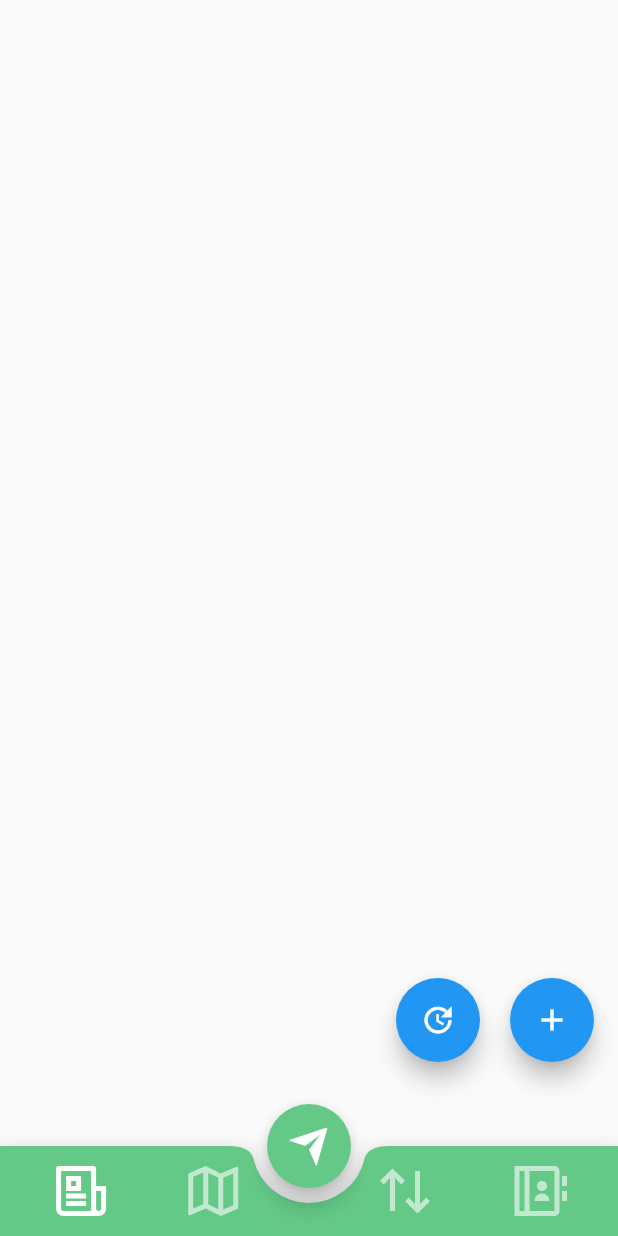
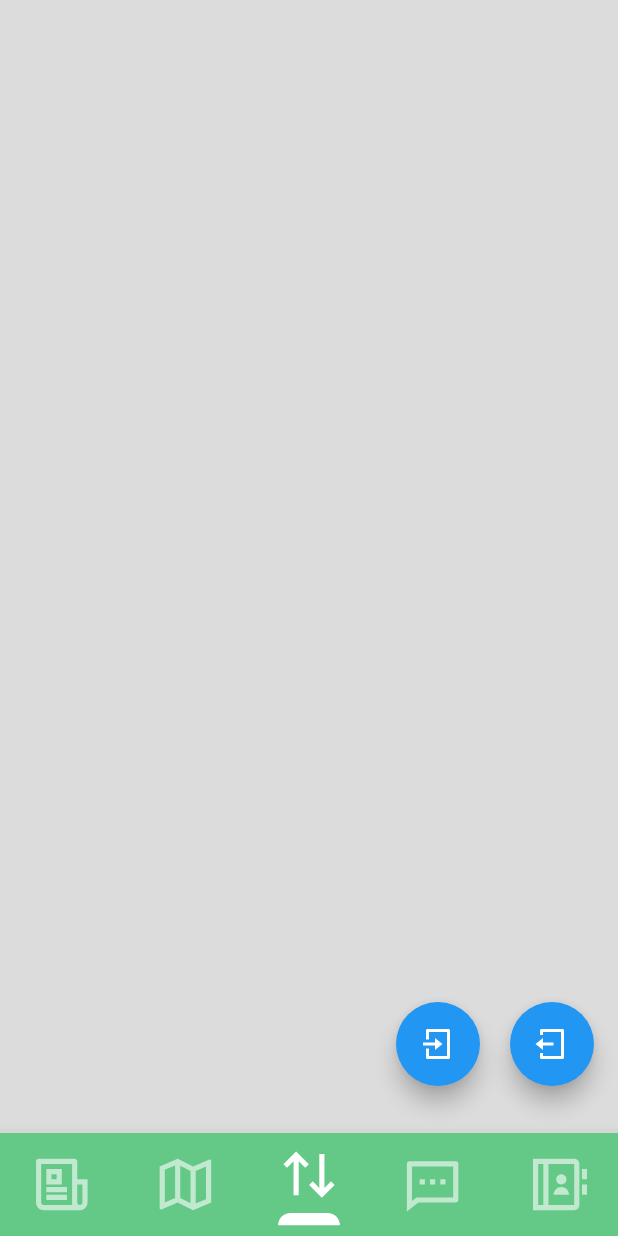
Before and after one commit to aersune/came, a Flutter app: the HomePage screen opened directly, on a phone screen of 412 x 824 dp. Run offline on Flutter 3.47's test engine with Material 2 defaults, Android fonts, the phone set to English and light mode, and no system bars; our stand-ins replace cloud_firestore, firebase_auth, firebase_core, firebase_database, remixicon; accounts and stored records are empty.

Commit message:
first commit

```diff
--- a/lib/home_page.dart
+++ b/lib/home_page.dart
@@ -1,6 +1,6 @@
 import 'package:came/methods/provider.dart';
 import 'package:came/pages/about_comp_page.dart';
-import 'package:came/pages/came_page.dart';
+import 'package:came/pages/attendance_screen.dart';
 import 'package:came/pages/chats_page.dart';
 import 'package:came/pages/maps_page.dart';
 import 'package:came/pages/poster_page.dart';
@@ -25,12 +25,12 @@ class _HomePageState extends State<HomePage> {
   final List<Widget> _pages = [
     PosterPage(),
     MapsPage(),
+    AttendanceScreen(),
     ChatsPage(),
-    CamePage(),
     AboutComp(),
   ];
 
-  int currentTab = 0;
+  int currentTab = 2;
 
   final PageStorageBucket bucket = PageStorageBucket();
 
@@ -38,9 +38,9 @@ class _HomePageState extends State<HomePage> {
   var currentUser = FirebaseAuth.instance.currentUser;
   String? currentUserId = FirebaseAuth.instance.currentUser?.uid;
 
-  String  formattedDate = DateFormat('M_d_y').format(DateTime.now());
+  String formattedDate = DateFormat('M_d_y').format(DateTime.now());
 
-  var iconHeight = 40;
+  double iconHeight = 40.0;
   var bottomAppbarHeight = 60;
   var isActive = false;
 
@@ -50,12 +50,11 @@ class _HomePageState extends State<HomePage> {
     initVariables();
   }
 
-  Future initVariables() async{
-    Provider.of<CameProvider>(context, listen: false).ref = await FirebaseDatabase.instance.ref("users/$currentUserId/$formattedDate");
+  Future initVariables() async {
+    Provider.of<CameProvider>(context, listen: false).ref =
+        await FirebaseDatabase.instance
+            .ref("users/$currentUserId/$formattedDate");
   }
-
-
-
 
   @override
   Widget build(BuildContext context) {
@@ -64,76 +63,26 @@ class _HomePageState extends State<HomePage> {
     return Scaffold(
       extendBody: true,
       body: PageStorage(bucket: bucket, child: _pages[currentTab]),
-      floatingActionButton: Row(
-        mainAxisSize: MainAxisSize.min,
-        mainAxisAlignment: MainAxisAlignment.center,
-        children: [
-          AnimatedContainer(
-            duration: Duration(milliseconds: 400),
-            margin: EdgeInsets.only(bottom: isActive ? 20 : 0),
-            width: isActive ? size.width * 0.6 : 0,
-            child: TextField(
-              controller: _messageController,
-              obscureText: false,
-              cursorColor: Colors.white,
-              style: TextStyle(color: Colors.white.withOpacity(0.9)),
-              decoration: InputDecoration(
-                labelText: ' Message',
-                labelStyle: TextStyle(color: Colors.white.withOpacity(0.9)),
-                filled: true,
-                floatingLabelBehavior: FloatingLabelBehavior.never,
-                fillColor: AppColor.secondColor.withOpacity(0.8),
-                border: OutlineInputBorder(
-                    borderRadius: BorderRadius.circular(30.0),
-                    borderSide: BorderSide(width: 0, style: BorderStyle.none)),
-              ),
-              keyboardType: TextInputType.text,
-            ),
-          ),
-          AnimatedContainer(
-              duration: Duration(milliseconds: 500),
-              margin: EdgeInsets.only(bottom: isActive ? 10 : 0),
-              child: floatingActionButtonWidget())
-        ],
-      ),
       floatingActionButtonLocation: FloatingActionButtonLocation.centerDocked,
       bottomNavigationBar: BottomAppBar(
-        shape: CircularNotchedRectangle(),
+        // shape: CircularNotchedRectangle(),
         color: AppColor.secondColor,
-        notchMargin: 10,
+        // notchMargin: 10,
         child: AnimatedContainer(
           duration: Duration(milliseconds: 500),
-          height: bottomAppbarHeight.toDouble(),
+          height: size.height / 12,
           child: Row(
-            mainAxisAlignment: MainAxisAlignment.spaceBetween,
+            crossAxisAlignment: CrossAxisAlignment.center,
+            mainAxisAlignment: MainAxisAlignment.spaceAround,
+            mainAxisSize: MainAxisSize.max,
             children: [
-              Row(
-                crossAxisAlignment: CrossAxisAlignment.start,
-                mainAxisAlignment: MainAxisAlignment.spaceAround,
-                children: [
-                  SizedBox(
-                    width: 10,
-                  ),
               // MyIcons(0, Icons.account_box),
               // MyIcons(1, Icons.account_box),
-                  MaterialButtonWidget(0, Remix.newspaper_line, PosterPage(),
-                      'Новости', iconHeight.toDouble()),
-                  MaterialButtonWidget(1, Remix.map_2_line, MapsPage(), 'Карта',
-                      iconHeight.toDouble()),
-                ],
-              ),
-              Row(
-                crossAxisAlignment: CrossAxisAlignment.start,
-                children: [
-                  MaterialButtonWidget(3, Remix.arrow_up_down_line, CamePage(),
-                      'В работе', iconHeight.toDouble()),
-                  MaterialButtonWidget(4, Remix.contacts_book_line, AboutComp(),
-                      'Контакты', iconHeight.toDouble()),
-                  SizedBox(
-                    width: 10,
-                  ),
-                ],
-              ),
+              ButtonWidget(0, Remix.newspaper_line, context),
+              ButtonWidget(1, Remix.map_2_line, context),
+              ButtonWidget(2, Remix.arrow_up_down_line,context ),
+              ButtonWidget(3, Remix.message_2_line, context),
+              ButtonWidget(4, Remix.contacts_book_line, context),
             ],
           ),
         ),
@@ -141,69 +90,39 @@ class _HomePageState extends State<HomePage> {
     );
   }
 
-  Widget MaterialButtonWidget(
-      int index, IconData icon, Widget page, String title, height) {
-    return SingleChildScrollView(
-      child: AnimatedContainer(
-        duration: Duration(milliseconds: 500),
-        height: height,
-        child: MaterialButton(
-          // minWidth: height,
-          height: height,
-          onPressed: () {
+  Widget ButtonWidget(int index, IconData icon,context) {
+    var size = MediaQuery.of(context).size;
+    return InkWell(
+      onTap: () {
         setState(() {
           currentTab = index;
-              currentScreen = page;
         });
       },
-          child: AnimatedContainer(
-            duration: Duration(milliseconds: 500),
-            child: SingleChildScrollView(
+      child: Padding(
+        padding: EdgeInsets.symmetric(horizontal: 15, vertical: 5),
         child: Column(
           mainAxisAlignment: MainAxisAlignment.center,
-                mainAxisSize: MainAxisSize.min,
           children: [
             Icon(
               icon,
               color: currentTab == index
                   ? Colors.white
                   : Colors.white.withOpacity(0.6),
-                    size: height,
+              size: size.width / 10,
             ),
-                  currentTab == index
-                      ? Text(
-                          title,
-                          style: TextStyle(color: Colors.white),
+           AnimatedContainer(
+              duration: Duration(milliseconds: 200),
+              margin: EdgeInsets.only(top:currentTab == index ? 5 :0),
+              height: currentTab == index ? size.height  / 100 : 0,
+              width: size.width / 10,
+              decoration: BoxDecoration(
+                color: Colors.white,
+                borderRadius: BorderRadius.vertical(top: Radius.circular(20))
+              ),
             )
-                      : SizedBox()
           ],
-              ),
-            ),
-          ),
         ),
       ),
     );
   }
-
-  Widget floatingActionButtonWidget() {
-    return FloatingActionButton(
-      onPressed: () {
-        setState(() {
-          currentTab = 2;
-          currentScreen = ChatsPage();
-          isActive = !isActive;
-          !isActive ? iconHeight = 40 : iconHeight = 0;
-          !isActive ? bottomAppbarHeight = 60 : bottomAppbarHeight = 0;
-        });
-      },
-      child: Padding(
-        padding: EdgeInsets.only(right: isActive ? 4 : 0),
-        child: Icon(
-          isActive ? Remix.send_plane_2_line : Remix.send_plane_fill,
-          size: 30,
-        ),
-      ),
-      backgroundColor: AppColor.secondColor,
-    );
 }
-}
--- a/lib/methods/provider.dart
+++ b/lib/methods/provider.dart
@@ -4,6 +4,8 @@ import 'package:flutter/cupertino.dart';
 
 
 class CameProvider with ChangeNotifier{
+
+
 
 
 
--- /dev/null
+++ b/lib/pages/attendance_screen.dart
@@ -0,0 +1,278 @@
+import 'package:firebase_auth/firebase_auth.dart';
+import 'package:firebase_database/firebase_database.dart';
+import 'package:flutter/material.dart';
+import 'package:intl/intl.dart';
+import 'package:remixicon/remixicon.dart';
+import '../methods/firestore_methods.dart';
+import '../models/user_date.dart';
+
+class AttendanceScreen extends StatefulWidget {
+  @override
+  State<AttendanceScreen> createState() => _AttendanceScreenState();
+}
+
+class _AttendanceScreenState extends State<AttendanceScreen> {
+  List<UserDate> userCome = [];
+
+  var currentCome = [];
+  var _userEnter;
+  var _userExit;
+
+  var isCome = false;
+
+
+
+
+  @override
+  Widget build(BuildContext context) {
+    FirestoreMethods firestoreMedhods = FirestoreMethods();
+
+    // var currentUser = FirebaseAuth.instance.currentUser;
+    String? currentUserId = FirebaseAuth.instance.currentUser?.uid;
+
+    String formattedDate = DateFormat('M_d_y').format(DateTime.now());
+
+
+    var ref =
+        FirebaseDatabase.instance.ref("users/$currentUserId/$formattedDate");
+
+    DateTime thisTime = DateTime.now();
+    var userEnterHour;
+    var _userEnterDay;
+
+    if (_userEnter.runtimeType == DateTime) {
+      userEnterHour = DateFormat.Hms().format(_userEnter);
+      _userEnterDay = DateFormat('MMMM d').format(_userEnter);
+    }
+
+    return Scaffold(
+      floatingActionButton: Padding(
+        padding: EdgeInsets.only(bottom: 100),
+        child: Row(
+          mainAxisAlignment: MainAxisAlignment.end,
+          children: [
+            FloatingActionButton(
+              onPressed: () {},
+              child: Icon(Remix.login_box_line),
+            ),
+            SizedBox(
+              width: 20,
+            ),
+            FloatingActionButton(
+              onPressed: () {},
+              child: Icon(Remix.logout_box_line),
+            ),
+          ],
+        ),
+      ),
+      backgroundColor: Colors.black12,
+      extendBody: true,
+      body: SingleChildScrollView(
+        physics: BouncingScrollPhysics(),
+        scrollDirection: Axis.vertical,
+        child: Column(
+          children: [
+            _userEnter.runtimeType == DateTime
+                ? Container(
+                    padding: EdgeInsets.fromLTRB(10, 5, 10, 5),
+                    margin: EdgeInsets.only(
+                      left: 10,
+                      right: 10,
+                      top: 50,
+                    ),
+                    decoration: BoxDecoration(
+                        color: Colors.white,
+                        borderRadius: BorderRadius.circular(10)),
+                    child: Container(
+                      height: 100,
+                      margin:
+                          EdgeInsets.symmetric(horizontal: 10, vertical: 10),
+                      padding:
+                          EdgeInsets.symmetric(horizontal: 15, vertical: 20),
+                      decoration: BoxDecoration(
+                          color: Color(0xff00FF7F),
+                          borderRadius: BorderRadius.circular(10)),
+                      child: Row(
+                        mainAxisAlignment: MainAxisAlignment.spaceBetween,
+                        children: [
+                          Column(
+                            crossAxisAlignment: CrossAxisAlignment.start,
+                            children: [
+                              Text(
+                                'Enter',
+                                style: TextStyle(
+                                    color: Colors.black,
+                                    fontSize: 20,
+                                    fontWeight: FontWeight.bold,
+                                    letterSpacing: 3),
+                              ),
+                              SizedBox(
+                                height: 5,
+                              ),
+                              Text(
+                                userEnterHour.toString(),
+                                style: TextStyle(
+                                  color: Colors.blue,
+                                  fontSize: 25,
+                                  fontWeight: FontWeight.bold,
+                                ),
+                              )
+                            ],
+                          ),
+                          Column(
+                            mainAxisAlignment: MainAxisAlignment.end,
+                            children: [
+                              Text(
+                                _userEnterDay,
+                                style: TextStyle(
+                                  color: Colors.blue,
+                                  fontSize: 25,
+                                  fontWeight: FontWeight.bold,
+                                ),
+                              )
+                            ],
+                          )
+                        ],
+                      ),
+                    ),
+                  )
+                : SizedBox(),
+            ListView.builder(
+                physics: NeverScrollableScrollPhysics(),
+                // reverse: true,
+                shrinkWrap: true,
+                itemCount: userCome.length,
+                itemBuilder: (
+                  BuildContext context,
+                  int index,
+                ) {
+                  DateTime now = userCome[index].userEnter;
+                  String enterHour = DateFormat.Hms().format(now);
+                  var enterDay = DateFormat('MMMM d').format(now);
+
+                  DateTime exit = userCome[index].userExit;
+                  String exitHour = DateFormat.Hms().format(exit);
+                  var exitDay = DateFormat('MMMM d').format(exit);
+
+                  return Container(
+                    padding: EdgeInsets.all(10),
+                    margin: EdgeInsets.only(bottom: 5, left: 10, right: 10),
+                    decoration: BoxDecoration(
+                        color: Colors.white,
+                        borderRadius: BorderRadius.circular(10)),
+                    child: Column(
+                      children: [
+                        Container(
+                          height: 100,
+                          margin: EdgeInsets.fromLTRB(10, 5, 10, 5),
+                          padding: EdgeInsets.symmetric(
+                              horizontal: 15, vertical: 20),
+                          decoration: BoxDecoration(
+                              color: Color(0xffDFFF00),
+                              borderRadius: BorderRadius.circular(10)),
+                          child: Row(
+                            mainAxisAlignment: MainAxisAlignment.spaceBetween,
+                            children: [
+                              Column(
+                                crossAxisAlignment: CrossAxisAlignment.start,
+                                children: [
+                                  Text(
+                                    'Exit',
+                                    style: TextStyle(
+                                      color: Colors.black,
+                                      fontSize: 20,
+                                      fontWeight: FontWeight.bold,
+                                      letterSpacing: 3,
+                                    ),
+                                  ),
+                                  SizedBox(
+                                    height: 5,
+                                  ),
+                                  Text(
+                                    exitHour,
+                                    style: TextStyle(
+                                      color: Colors.redAccent,
+                                      fontSize: 25,
+                                      fontWeight: FontWeight.bold,
+                                    ),
+                                  )
+                                ],
+                              ),
+                              Column(
+                                mainAxisAlignment: MainAxisAlignment.end,
+                                children: [
+                                  Text(
+                                    exitDay,
+                                    style: TextStyle(
+                                      color: Colors.blue,
+                                      fontSize: 25,
+                                      fontWeight: FontWeight.bold,
+                                    ),
+                                  )
+                                ],
+                              )
+                            ],
+                          ),
+                        ),
+                        Container(
+                          height: 100,
+                          margin: EdgeInsets.fromLTRB(10, 5, 10, 5),
+                          padding: EdgeInsets.symmetric(
+                              horizontal: 15, vertical: 20),
+                          decoration: BoxDecoration(
+                              color: Color(0xff00FF7F),
+                              borderRadius: BorderRadius.circular(10)),
+                          child: Row(
+                            mainAxisAlignment: MainAxisAlignment.spaceBetween,
+                            children: [
+                              Column(
+                                crossAxisAlignment: CrossAxisAlignment.start,
+                                children: [
+                                  Text(
+                                    'Enter',
+                                    style: TextStyle(
+                                        color: Colors.black,
+                                        fontSize: 20,
+                                        fontWeight: FontWeight.bold,
+                                        letterSpacing: 3),
+                                  ),
+                                  SizedBox(
+                                    height: 5,
+                                  ),
+                                  Text(
+                                    enterHour,
+                                    style: TextStyle(
+                                      color: Colors.blue,
+                                      fontSize: 25,
+                                      fontWeight: FontWeight.bold,
+                                    ),
+                                  )
+                                ],
+                              ),
+                              Column(
+                                mainAxisAlignment: MainAxisAlignment.end,
+                                children: [
+                                  Text(
+                                    enterDay,
+                                    style: TextStyle(
+                                      color: Colors.blue,
+                                      fontSize: 25,
+                                      fontWeight: FontWeight.bold,
+                                    ),
+                                  )
+                                ],
+                              )
+                            ],
+                          ),
+                        ),
+                      ],
+                    ),
+                  );
+                }),
+          ],
+        ),
+      ),
+      floatingActionButtonLocation: FloatingActionButtonLocation.endDocked,
+    );
+  }
+}
```
Also changed, not shown: lib/main.dart (+7 -1 lines), lib/methods/firestore_methods.dart (+18 -7 lines), lib/pages/login_screen.dart (added, +104 -0 lines), lib/widgets/reusable_widgets.dart (+16 -1 lines). Lines whose indentation alone changed are shown as unchanged.
